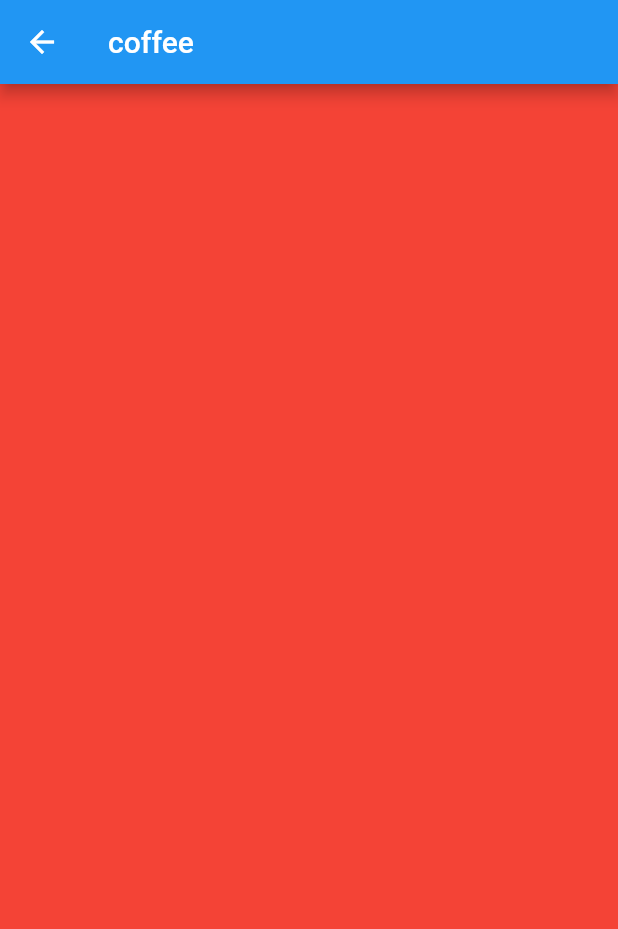
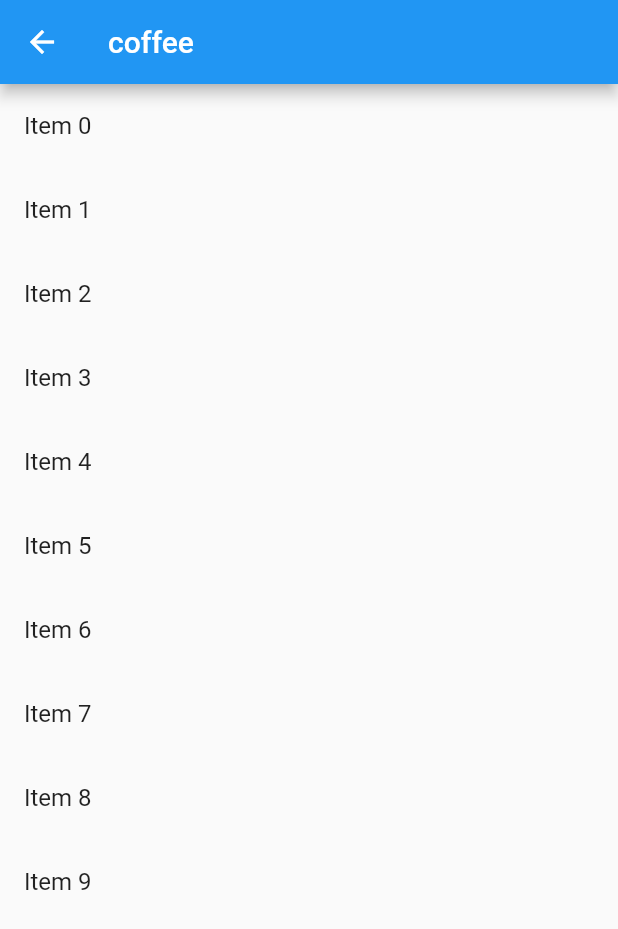
Before and after one commit to Yuji-207/coffee, a Flutter app: the screen it shows after launch, after a tap on "次へ", on a phone screen of 412 x 824 dp. Shown: the top 929 px of the screen. Run offline on Flutter 3.47's test engine with Material 2 defaults, Android fonts, the light colour scheme and no system bars.

Commit message:
feat: /beansにリストを実装

```diff
--- a/natives/lib/beans.dart
+++ b/natives/lib/beans.dart
@@ -3,12 +3,21 @@ import 'package:flutter/material.dart';
 class Beans extends StatelessWidget {
   @override
   Widget build(BuildContext context) {
+    final items = List<String>.generate(10, (i) => "Item $i");
     return Scaffold(
       appBar: AppBar(
         title: Text('coffee'),
       ),
       body: Container(
-        color: Colors.red,
+        width: double.infinity,
+        child: ListView.builder(
+          itemCount: items.length,
+          itemBuilder: (context, index) {
+            return ListTile(
+              title: Text('${items[index]}'),
+            );
+          },
+        ),
       ),
     );
   }
--- a/natives/lib/main.dart
+++ b/natives/lib/main.dart
@@ -44,8 +44,7 @@ class _MyHomePageState extends State<MyHomePage> {
       appBar: AppBar(
         title: Text('coffee'),
       ),
-      body: Center(
-        child: Container(
+      body: Container(
         child: ElevatedButton(
           child: Text('次へ'),
           onPressed: () {
@@ -56,7 +55,6 @@ class _MyHomePageState extends State<MyHomePage> {
           },
         ),
       ),
-      ),
       floatingActionButton: FloatingActionButton(
         onPressed: _incrementCounter,
         tooltip: 'Increment',
```
Lines whose indentation alone changed are shown as unchanged.
